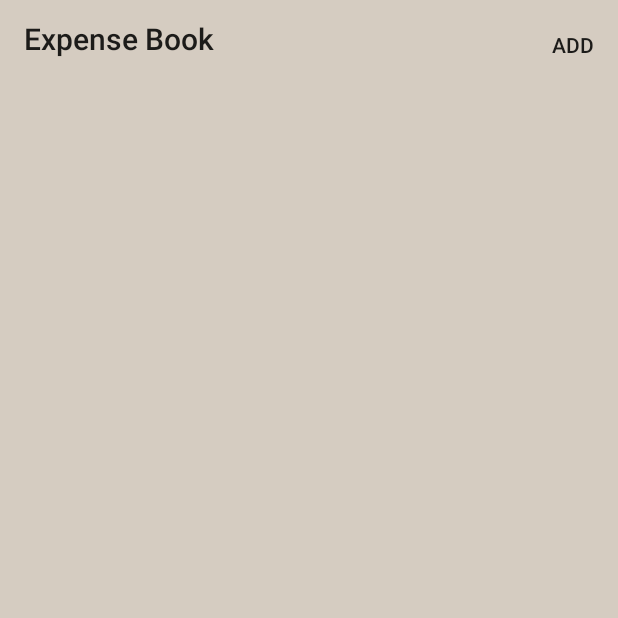
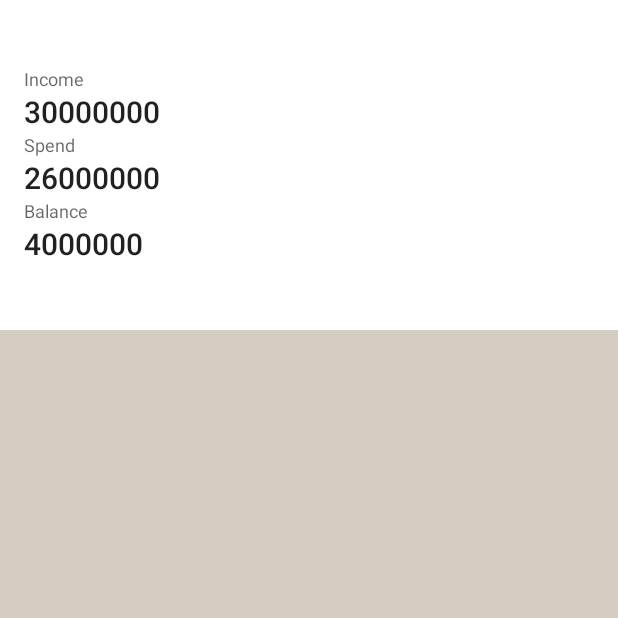
Before and after one commit to ducgao/expensebook, an Android app: the screen it shows after launch (HomeActivity), on a phone screen of 412 x 824 dp, the top half of it. Run offline under Robolectric (Android 15) with nearby library versions, the phone set to English and light mode, and no system bars.

Commit message:
add recycler view to our project re-layout source code add dashboard view item into home screen

```diff
--- a/app/build.gradle
+++ b/app/build.gradle
@@ -25,10 +25,12 @@ android {
 dependencies {
   implementation fileTree(dir: 'libs', include: ['*.jar'])
   implementation "org.jetbrains.kotlin:kotlin-stdlib-jdk7:$kotlin_version"
+
   implementation 'com.android.support:appcompat-v7:28.0.0'
   implementation 'com.android.support.constraint:constraint-layout:1.1.3'
+  implementation 'com.android.support:recyclerview-v7:28.0.0'
 
-  compile 'com.eftimoff:android-viewpager-transformers:1.0.1@aar'
+  implementation 'com.eftimoff:android-viewpager-transformers:1.0.1@aar'
 
   testImplementation 'junit:junit:4.12'
   androidTestImplementation 'com.android.support.test:runner:1.0.2'
--- a/app/src/main/AndroidManifest.xml
+++ b/app/src/main/AndroidManifest.xml
@@ -19,17 +19,17 @@
         <category android:name="android.intent.category.LAUNCHER" />
       </intent-filter>
     </activity>
-    <activity android:name=".home.HomeActivity">
+    <activity android:name=".screen.home.HomeActivity">
       <intent-filter>
         <action android:name="android.intent.action.MAIN" />
       </intent-filter>
     </activity>
-    <activity android:name=".report.ReportActivity">
+    <activity android:name=".screen.report.ReportActivity">
       <intent-filter>
         <action android:name="android.intent.action.MAIN" />
       </intent-filter>
     </activity>
-    <activity android:name=".book.BookActivity">
+    <activity android:name=".screen.book.BookActivity">
       <intent-filter>
         <action android:name="android.intent.action.MAIN" />
       </intent-filter>
--- a/app/src/main/java/dmg/expensebook/SplashActivity.kt
+++ b/app/src/main/java/dmg/expensebook/SplashActivity.kt
@@ -4,7 +4,7 @@ import android.content.Intent
 import android.os.Bundle
 import android.os.Handler
 import android.support.v7.app.AppCompatActivity
-import dmg.expensebook.home.HomeActivity
+import dmg.expensebook.screen.home.HomeActivity
 
 class SplashActivity : AppCompatActivity() {
 
--- /dev/null
+++ b/app/src/main/java/dmg/expensebook/core/UIBuilderAdapter.kt
@@ -0,0 +1,27 @@
+package dmg.expensebook.core
+
+import android.content.Context
+import android.support.v7.widget.RecyclerView
+import android.view.ViewGroup
+
+class UIBuilderAdapter(private val context: Context) : RecyclerView.Adapter<UIBuilderViewHolder>() {
+
+  private var data: List<UIBuilderItem> = emptyList()
+
+  fun updateData(newData: List<UIBuilderItem>) {
+    this.data = newData
+    notifyDataSetChanged()
+  }
+
+  override fun onCreateViewHolder(p0: ViewGroup, p1: Int): UIBuilderViewHolder {
+    return this.data[p1].getViewHolder(context, p0)
+  }
+
+  override fun getItemCount(): Int {
+    return this.data.size
+  }
+
+  override fun onBindViewHolder(p0: UIBuilderViewHolder, p1: Int) {
+    this.data[p1].onBind()
+  }
+}
--- /dev/null
+++ b/app/src/main/java/dmg/expensebook/core/UIBuilderItem.kt
@@ -0,0 +1,21 @@
+package dmg.expensebook.core
+
+import android.content.Context
+import android.support.annotation.LayoutRes
+import android.view.LayoutInflater
+import android.view.View
+import android.view.ViewGroup
+
+abstract class UIBuilderItem(
+  @LayoutRes private val layoutId: Int
+) {
+
+  protected lateinit var view: View
+
+  fun getViewHolder(context: Context, parent: ViewGroup?): UIBuilderViewHolder {
+    view = LayoutInflater.from(context).inflate(layoutId, parent, false)
+    return UIBuilderViewHolder(view)
+  }
+
+  abstract fun onBind()
+}
--- /dev/null
+++ b/app/src/main/java/dmg/expensebook/core/UIBuilderViewHolder.kt
@@ -0,0 +1,6 @@
+package dmg.expensebook.core
+
+import android.support.v7.widget.RecyclerView
+import android.view.View
+
+open class UIBuilderViewHolder(view: View) : RecyclerView.ViewHolder(view)
--- a/app/src/main/java/dmg/expensebook/home/HomeActivity.kt
+++ /dev/null
@@ -1,34 +0,0 @@
-package dmg.expensebook.home
-
-import android.content.Intent
-import android.os.Bundle
-import android.support.v7.app.AppCompatActivity
-import android.widget.TextView
-import dmg.expensebook.R
-import dmg.expensebook.book.BookActivity
-
-class HomeActivity : AppCompatActivity() {
-
-  private val tvTitle: TextView by lazy { findViewById<TextView>(R.id.tvTitle) }
-  private val tvAction: TextView by lazy { findViewById<TextView>(R.id.tvAction) }
-
-  override fun onCreate(savedInstanceState: Bundle?) {
-    super.onCreate(savedInstanceState)
-    setContentView(R.layout.activity_home)
-
-    actionBar?.hide()
-    supportActionBar?.hide()
-
-    tvTitle.setText(R.string.app_name)
-    tvAction.setText(R.string.add)
-
-    setupViewAction()
-  }
-
-  private fun setupViewAction() {
-    tvAction.setOnClickListener {
-      val intent = Intent(this@HomeActivity, BookActivity::class.java)
-      startActivity(intent)
-    }
-  }
-}
--- a/app/src/main/java/dmg/expensebook/book/adapter/ExpenseBookViewPagerAdapter.kt
+++ b/app/src/main/java/dmg/expensebook/screen/book/adapter/ExpenseBookViewPagerAdapter.kt
@@ -1,10 +1,10 @@
-package dmg.expensebook.book.adapter
+package dmg.expensebook.screen.book.adapter
 
 import android.support.v4.app.Fragment
 import android.support.v4.app.FragmentManager
 import android.support.v4.app.FragmentStatePagerAdapter
-import dmg.expensebook.book.fragment.AddFragment
-import dmg.expensebook.book.fragment.PageFragment
+import dmg.expensebook.screen.book.fragment.AddFragment
+import dmg.expensebook.screen.book.fragment.PageFragment
 
 class ExpenseBookViewPagerAdapter(fm: FragmentManager) : FragmentStatePagerAdapter(fm) {
 
--- a/app/src/main/java/dmg/expensebook/book/fragment/AddFragment.kt
+++ b/app/src/main/java/dmg/expensebook/screen/book/fragment/AddFragment.kt
@@ -1,4 +1,4 @@
-package dmg.expensebook.book.fragment
+package dmg.expensebook.screen.book.fragment
 
 import android.content.Intent
 import android.os.Build.VERSION
--- a/app/src/main/java/dmg/expensebook/book/fragment/PageFragment.kt
+++ b/app/src/main/java/dmg/expensebook/screen/book/fragment/PageFragment.kt
@@ -1,4 +1,4 @@
-package dmg.expensebook.book.fragment
+package dmg.expensebook.screen.book.fragment
 
 import android.os.Build.VERSION
 import android.os.Build.VERSION_CODES
--- /dev/null
+++ b/app/src/main/java/dmg/expensebook/screen/home/HomeActivity.kt
@@ -0,0 +1,45 @@
+package dmg.expensebook.screen.home
+
+import android.os.Bundle
+import android.support.v7.app.AppCompatActivity
+import android.support.v7.widget.GridLayoutManager
+import android.support.v7.widget.GridLayoutManager.SpanSizeLookup
+import android.support.v7.widget.RecyclerView
+import dmg.expensebook.R
+import dmg.expensebook.core.UIBuilderAdapter
+import dmg.expensebook.uicomponent.DashBoardUIItem
+
+class HomeActivity : AppCompatActivity() {
+
+  private val recyclerView: RecyclerView by lazy { findViewById<RecyclerView>(R.id.recyclerView) }
+
+  private val adapter: UIBuilderAdapter by lazy { UIBuilderAdapter(this@HomeActivity) }
+
+  override fun onCreate(savedInstanceState: Bundle?) {
+    super.onCreate(savedInstanceState)
+    setContentView(R.layout.activity_home)
+
+    actionBar?.hide()
+    supportActionBar?.hide()
+
+    setUpRecyclerView()
+    buildUI()
+  }
+
+  private fun setUpRecyclerView() {
+    recyclerView.adapter = adapter
+    recyclerView.layoutManager = GridLayoutManager(this@HomeActivity, 2).apply {
+      spanSizeLookup = object : SpanSizeLookup() {
+        override fun getSpanSize(p0: Int): Int {
+          return if (p0 == 0) 2 else 1
+        }
+      }
+    }
+  }
+
+  private fun buildUI() {
+    val header1 = DashBoardUIItem(30000000, 26000000)
+
+    adapter.updateData(listOf(header1))
+  }
+}
--- a/app/src/main/java/dmg/expensebook/report/ReportActivity.kt
+++ b/app/src/main/java/dmg/expensebook/screen/report/ReportActivity.kt
@@ -1,4 +1,4 @@
-package dmg.expensebook.report
+package dmg.expensebook.screen.report
 
 import android.support.v7.app.AppCompatActivity
 
--- /dev/null
+++ b/app/src/main/java/dmg/expensebook/uicomponent/DashBoardUIItem.kt
@@ -0,0 +1,21 @@
+package dmg.expensebook.uicomponent
+
+import android.widget.TextView
+import dmg.expensebook.R
+import dmg.expensebook.core.UIBuilderItem
+
+class DashBoardUIItem(
+  private val income: Long,
+  private val spend: Long
+) : UIBuilderItem(R.layout.ui_item_dashboard) {
+
+  private val tvIncome: TextView by lazy { view.findViewById<TextView>(R.id.tvIncome) }
+  private val tvSpend: TextView by lazy { view.findViewById<TextView>(R.id.tvSpend) }
+  private val tvBalance: TextView by lazy { view.findViewById<TextView>(R.id.tvBalance) }
+
+  override fun onBind() {
+    tvIncome.text = income.toString()
+    tvSpend.text = spend.toString()
+    tvBalance.text = (income - spend).toString()
+  }
+}
--- a/app/src/main/res/layout/activity_expense_book.xml
+++ b/app/src/main/res/layout/activity_expense_book.xml
@@ -5,7 +5,7 @@
     android:layout_width="match_parent"
     android:layout_height="match_parent"
     android:background="@color/screenBackground"
-    tools:context=".home.HomeActivity">
+    tools:context=".screen.home.HomeActivity">
 
   <TextView
       android:id="@+id/tvTitle"
--- a/app/src/main/res/layout/activity_home.xml
+++ b/app/src/main/res/layout/activity_home.xml
@@ -5,30 +5,15 @@
     android:layout_width="match_parent"
     android:layout_height="match_parent"
     android:background="@color/screenBackground"
-    tools:context=".home.HomeActivity">
+    tools:context=".screen.home.HomeActivity">
 
-  <TextView
-      android:id="@+id/tvTitle"
+  <android.support.v7.widget.RecyclerView
+      android:id="@+id/recyclerView"
       android:layout_width="0dp"
-      android:layout_height="wrap_content"
-      android:layout_marginLeft="16dp"
-      android:layout_marginStart="16dp"
-      android:layout_marginTop="12dp"
-      android:textAppearance="@style/TextAppearance.AppCompat.Title"
+      android:layout_height="0dp"
+      app:layout_constraintBottom_toBottomOf="parent"
       app:layout_constraintLeft_toLeftOf="parent"
-      app:layout_constraintRight_toLeftOf="@+id/tvAction"
-      app:layout_constraintTop_toTopOf="parent"
-      tools:text="The title of fragment" />
-
-  <TextView
-      android:id="@+id/tvAction"
-      android:layout_width="wrap_content"
-      android:layout_height="wrap_content"
-      android:layout_marginEnd="16dp"
-      android:layout_marginRight="16dp"
-      android:textAppearance="@style/TextAppearance.AppCompat.Button"
-      app:layout_constraintBottom_toBottomOf="@id/tvTitle"
       app:layout_constraintRight_toRightOf="parent"
-      tools:text="Action" />
+      app:layout_constraintTop_toTopOf="parent" />
 
 </android.support.constraint.ConstraintLayout>
--- a/app/src/main/res/layout/fragment_add_page.xml
+++ b/app/src/main/res/layout/fragment_add_page.xml
@@ -5,7 +5,7 @@
     android:layout_width="match_parent"
     android:layout_height="match_parent"
     android:background="@android:color/transparent"
-    tools:context=".home.HomeActivity">
+    tools:context=".screen.home.HomeActivity">
 
   <android.support.constraint.ConstraintLayout
       android:id="@+id/container"
--- a/app/src/main/res/layout/fragment_book_page.xml
+++ b/app/src/main/res/layout/fragment_book_page.xml
@@ -4,7 +4,7 @@
     android:layout_width="match_parent"
     android:layout_height="match_parent"
     android:background="@android:color/transparent"
-    tools:context=".home.HomeActivity">
+    tools:context=".screen.home.HomeActivity">
 
   <android.support.constraint.ConstraintLayout
       android:id="@+id/container"
--- /dev/null
+++ b/app/src/main/res/layout/ui_item_dashboard.xml
@@ -0,0 +1,75 @@
+<?xml version="1.0" encoding="utf-8"?>
+<android.support.constraint.ConstraintLayout xmlns:android="http://schemas.android.com/apk/res/android"
+    xmlns:app="http://schemas.android.com/apk/res-auto"
+    xmlns:tools="http://schemas.android.com/tools"
+    android:layout_width="match_parent"
+    android:layout_height="wrap_content"
+    android:background="@android:color/white"
+    android:paddingBottom="44dp"
+    android:paddingEnd="16dp"
+    android:paddingLeft="16dp"
+    android:paddingRight="16dp"
+    android:paddingStart="16dp"
+    android:paddingTop="44dp">
+
+  <TextView
+      android:id="@+id/tvIncomeTitle"
+      android:layout_width="0dp"
+      android:layout_height="wrap_content"
+      android:text="@string/income"
+      android:textAppearance="@style/TextAppearance.AppCompat.Caption"
+      app:layout_constraintLeft_toLeftOf="parent"
+      app:layout_constraintRight_toRightOf="parent"
+      app:layout_constraintTop_toTopOf="parent" />
+
+  <TextView
+      android:id="@+id/tvIncome"
+      android:layout_width="0dp"
+      android:layout_height="wrap_content"
+      android:textAppearance="@style/TextAppearance.AppCompat.Title"
+      app:layout_constraintLeft_toLeftOf="parent"
+      app:layout_constraintRight_toRightOf="parent"
+      app:layout_constraintTop_toBottomOf="@id/tvIncomeTitle"
+      tools:text="35.000.000" />
+
+  <TextView
+      android:id="@+id/tvSpendTitle"
+      android:layout_width="0dp"
+      android:layout_height="wrap_content"
+      android:text="@string/spend"
+      android:textAppearance="@style/TextAppearance.AppCompat.Caption"
+      app:layout_constraintLeft_toLeftOf="parent"
+      app:layout_constraintRight_toRightOf="parent"
+      app:layout_constraintTop_toBottomOf="@id/tvIncome" />
+
+  <TextView
+      android:id="@+id/tvSpend"
+      android:layout_width="0dp"
+      android:layout_height="wrap_content"
+      android:textAppearance="@style/TextAppearance.AppCompat.Title"
+      app:layout_constraintLeft_toLeftOf="parent"
+      app:layout_constraintRight_toRightOf="parent"
+      app:layout_constraintTop_toBottomOf="@id/tvSpendTitle"
+      tools:text="24.000.000" />
+
+  <TextView
+      android:id="@+id/tvBalanceTitle"
+      android:layout_width="0dp"
+      android:layout_height="wrap_content"
+      android:text="@string/balance"
+      android:textAppearance="@style/TextAppearance.AppCompat.Caption"
+      app:layout_constraintLeft_toLeftOf="parent"
+      app:layout_constraintRight_toRightOf="parent"
+      app:layout_constraintTop_toBottomOf="@id/tvSpend" />
+
+  <TextView
+      android:id="@+id/tvBalance"
+      android:layout_width="0dp"
+      android:layout_height="wrap_content"
+      android:textAppearance="@style/TextAppearance.AppCompat.Title"
+      app:layout_constraintLeft_toLeftOf="parent"
+      app:layout_constraintRight_toRightOf="parent"
+      app:layout_constraintTop_toBottomOf="@id/tvBalanceTitle"
+      tools:text="6.000.000" />
+
+</android.support.constraint.ConstraintLayout>
--- a/app/src/main/res/values/strings.xml
+++ b/app/src/main/res/values/strings.xml
@@ -2,4 +2,7 @@
   <string name="app_name">Expense Book</string>
   <string name="add">Add</string>
   <string name="view_report">View report</string>
+  <string name="income">Income</string>
+  <string name="spend">Spend</string>
+  <string name="balance">Balance</string>
 </resources>
```
Also changed, not shown: app/src/main/java/dmg/expensebook/screen/book/BookActivity.kt (renamed from app/src/main/java/dmg/expensebook/book/BookActivity.kt, +7 -3 lines), 1 other file.
